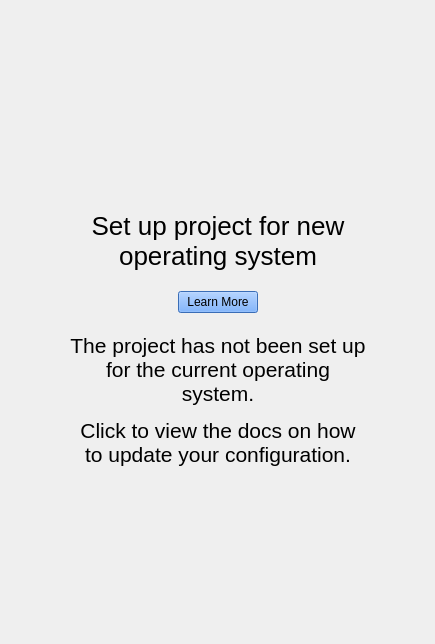
The window that resources/setup_new_os.ui (shotgunsoftware/tk-desktop) describes before a commit, drawn with Qt 5.
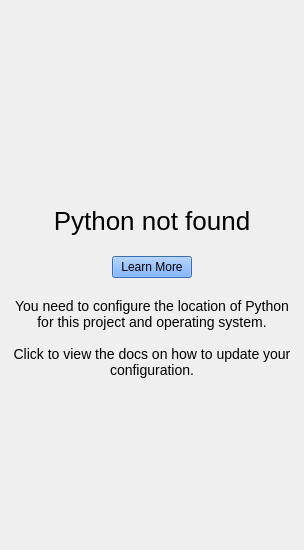
The same window after the commit. Icons and pictures are not drawn.

Commit message: - updated copyright to be 2015 - updated "no os" splash screen to say "no python" - fixed issue with font sizes being inconsistent across platforms.

Diff of the .ui file:
```diff
--- a/resources/setup_new_os.ui
+++ b/resources/setup_new_os.ui
@@ -6,8 +6,8 @@
    <rect>
     <x>0</x>
     <y>0</y>
-    <width>435</width>
-    <height>644</height>
+    <width>304</width>
+    <height>550</height>
    </rect>
   </property>
   <property name="windowTitle">
@@ -86,7 +86,7 @@
         <string notr="true">font-size: 26px;</string>
        </property>
        <property name="text">
-        <string>Set up project for new operating system</string>
+        <string>Python not found</string>
        </property>
        <property name="alignment">
         <set>Qt::AlignCenter</set>
@@ -153,8 +153,16 @@
      </item>
      <item>
       <widget class="QLabel" name="label">
+       <property name="styleSheet">
+        <string notr="true">font-size: 14px;</string>
+       </property>
        <property name="text">
-        <string>&lt;html&gt;&lt;head/&gt;&lt;body&gt;&lt;p align=&quot;center&quot;&gt;&lt;span style=&quot; font-size:16pt;&quot;&gt;The project has not been set up for the current operating system.&lt;/span&gt;&lt;/p&gt;&lt;p align=&quot;center&quot;&gt;&lt;span style=&quot; font-size:16pt;&quot;&gt;Click to view the docs on how to update your configuration.&lt;/span&gt;&lt;/p&gt;&lt;/body&gt;&lt;/html&gt;</string>
+        <string>You need to configure the location of Python for this project and operating system.
+
+Click to view the docs on how to update your configuration.</string>
+       </property>
+       <property name="alignment">
+        <set>Qt::AlignCenter</set>
        </property>
        <property name="wordWrap">
         <bool>true</bool>
```
The commit also changes 5 other files.
